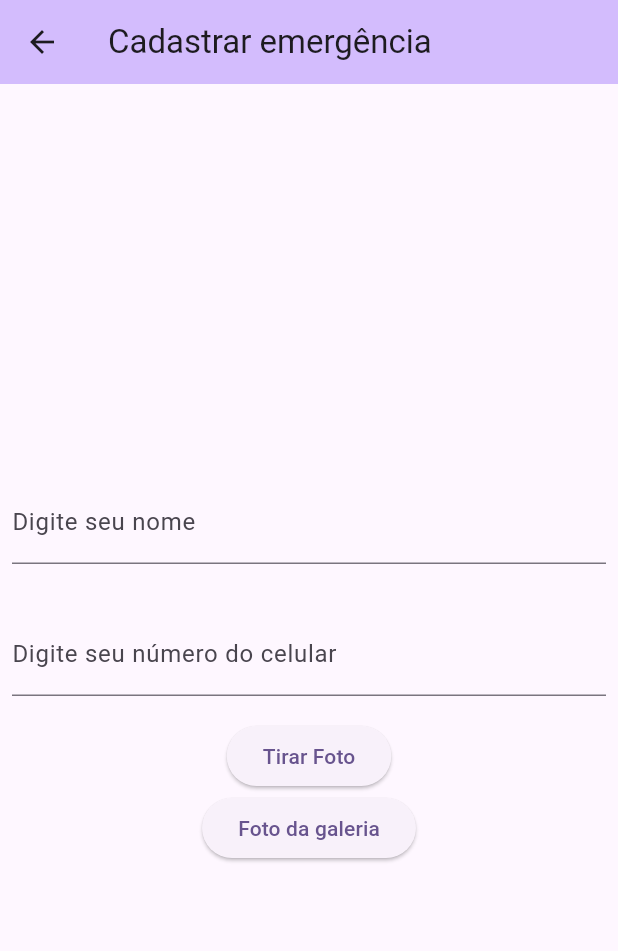
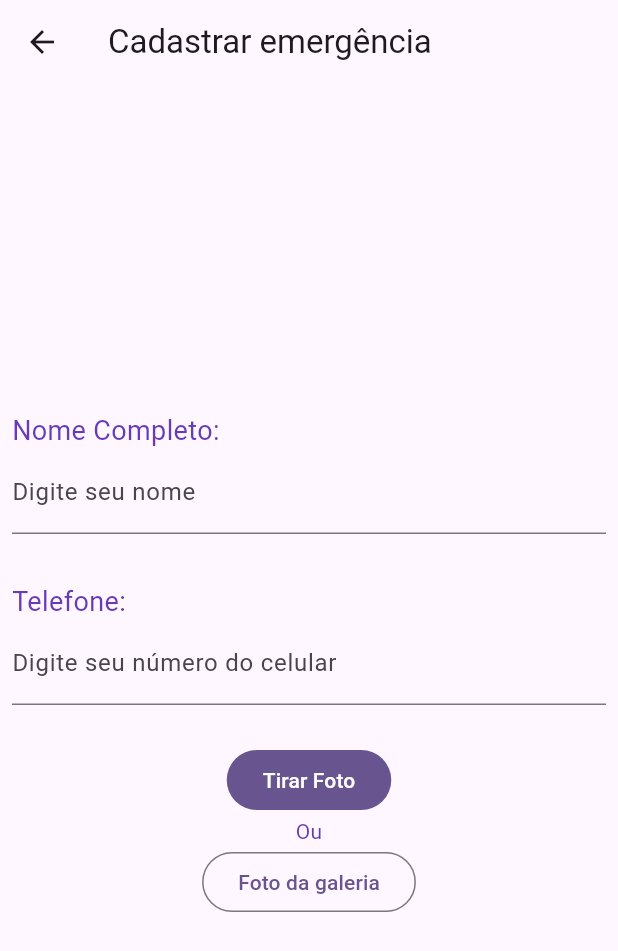
Before and after one commit to Jean2505/PI3-Flutter, a Flutter app: the CadastroEmergencia screen opened directly, on a phone screen of 412 x 824 dp. Shown: the top 951 px of the screen. Run offline on Flutter 3.47's test engine with Material 2 defaults, Android fonts, the phone set to English and light mode, and no system bars; our stand-ins replace image_picker.

Commit message:
Aperfeiçoamento do app

```diff
--- a/lib/main.dart
+++ b/lib/main.dart
@@ -13,56 +13,46 @@ class MyApp extends StatelessWidget {
   @override
   Widget build(BuildContext context) {
     return MaterialApp(
-      title: 'TeethKids',
+      title: 'Teeth Kids',
       theme: ThemeData(
-        // Esse é o tema da sua aplicação.
         colorScheme: ColorScheme.fromSeed(seedColor: Colors.deepPurple),
         useMaterial3: true,
       ),
-      home: const MyHomePage(title: 'TeethKids'),
+      home: Scaffold(
+        appBar: AppBar(
+          title: const Text('Teeth Kids',),
+        ),
+        body: const Center(
+          child: Column(
+            mainAxisAlignment: MainAxisAlignment.center,
+            children: [
+              MyHomePage(title: 'Teeth Kids'),
+            ],
+          ),
+        ),
+      ),
     );
-  }
-}
+  } //Widget
+} // MyA
 
-class MyHomePage extends StatefulWidget {
+class MyHomePage extends StatelessWidget {
   const MyHomePage({super.key, required this.title});
 
   final String title;
 
   @override
-  State<MyHomePage> createState() => _MyHomePageState();
-}
-
-class _MyHomePageState extends State<MyHomePage> {
-  @override
   Widget build(BuildContext context) {
-    // Esse método é executado novamente toda vez setState é chamado
-    return Scaffold(
-      appBar: AppBar(
-        backgroundColor: Theme.of(context).colorScheme.inversePrimary,
-        // Aqui, pegamos o valor do objeto MyHomePage que foi criado pelo método App.build
-        //  e o usamos para definir o título da nossa appbar.
-        title: Text(widget.title),
-      ),
-      body: Center(
-        child: Column(
-          mainAxisAlignment: MainAxisAlignment.center,
-          children: <Widget>[
-            ElevatedButton(
+    return FilledButton(
       onPressed: () {
         Navigator.push(
           context,
           MaterialPageRoute(
-                      builder: (context) => CadastroEmergencia(
+              builder: (context) => const CadastroEmergencia(
                     title: 'Cadastrar emergência',
                   )),
         );
       },
-              child: Text('Nova emergência'),
-            ),
-          ],
-        ),
-      ),
+      child: const Text('Solicitar Socorro'),
     );
   }
 }
@@ -84,7 +74,6 @@ class _CadastroEmergenciaState extends State<CadastroEmergencia> {
   Widget build(BuildContext context) {
     return Scaffold(
       appBar: AppBar(
-        backgroundColor: Theme.of(context).colorScheme.inversePrimary,
         // Aqui, pegamos o valor do objeto MyHomePage que foi criado pelo método App.build
         //  e o usamos para definir o título da nossa appbar.
         title: Text(widget.title),
@@ -97,35 +86,55 @@ class _CadastroEmergenciaState extends State<CadastroEmergencia> {
             // imagemSelecionada == null
             //     ? Container()
             //     : Image.file(imagemSelecionada!),
-            Padding(
-              padding: const EdgeInsets.symmetric(horizontal: 8, vertical: 16),
-              child: TextField(
-                decoration: const InputDecoration(
+            const Padding(
+              padding: EdgeInsets.symmetric(horizontal: 8, vertical: 16),
+              child: Column(
+                crossAxisAlignment: CrossAxisAlignment.start,
+                children: [
+                  Text('Nome Completo:', style: TextStyle(fontSize: 18, color: Colors.deepPurple),),
+                  TextField(
+                    decoration: InputDecoration(
                       border: UnderlineInputBorder(),
                       labelText: 'Digite seu nome',
                     ),
                   ),
+                ],
               ),
-            Padding(
-              padding: const EdgeInsets.symmetric(horizontal: 8, vertical: 16),
-              child: TextField(
-                decoration: const InputDecoration(
+            ),
+            const Padding(
+              padding: EdgeInsets.symmetric(horizontal: 8, vertical: 16),
+              child: Column(
+                crossAxisAlignment: CrossAxisAlignment.start,
+                children: [
+                  Text('Telefone:', style: TextStyle(fontSize: 18, color: Colors.deepPurple),),
+                  TextField(
+                    decoration: InputDecoration(
                       border: UnderlineInputBorder(),
                       labelText: 'Digite seu número do celular',
                     ),
                   ),
+                ],
               ),
-            ElevatedButton(
+            ),
+            Padding(
+              padding: const EdgeInsets.all(10.0),
+              child: Column(
+                children: [
+                  FilledButton(
                     onPressed: () {
                       pegarImagemCamera();
                     },
-              child: Text('Tirar Foto'),
+                    child: const Text('Tirar Foto'),
                   ),
-            ElevatedButton(
+                  const Text('Ou', style: TextStyle(fontSize: 14, color: Colors.deepPurple),),
+                  OutlinedButton(
                     onPressed: () {
                       pegarImagemGaleria();
                     },
-              child: Text('Foto da galeria'),
+                    child: const Text('Foto da galeria'),
+                  ),
+                ],
+              ),
             ),
           ],
         ),
```
Lines whose indentation alone changed are shown as unchanged.
